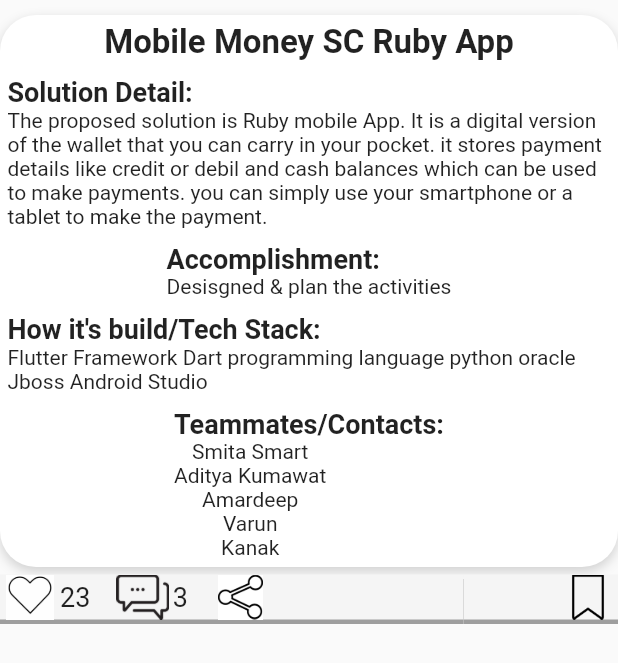
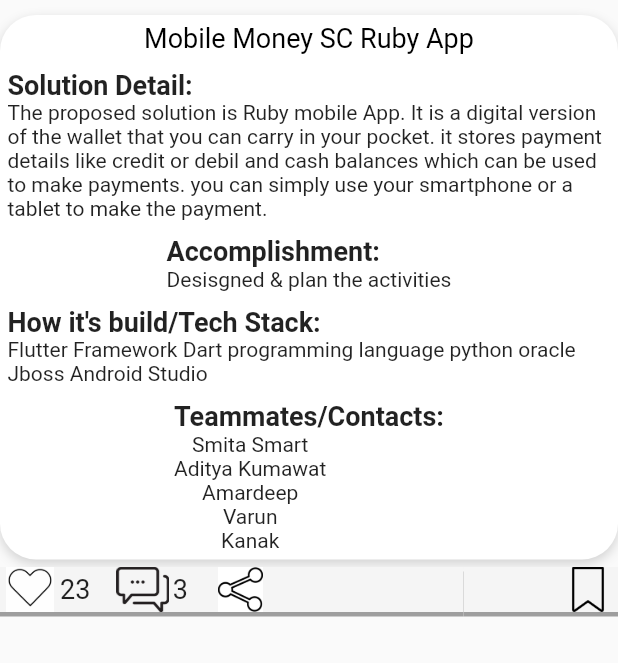
Before and after one commit to ad-kmt/bit-magnet-frontend, a Flutter app: the CardWidget widget shown alone on an empty page, opened directly with sample values from the repository, on a phone screen of 412 x 824 dp. Shown: the top 663 px of the screen. Run offline on Flutter 3.47's test engine with Material 2 defaults, Android fonts, the phone set to English and light mode, and no system bars; our stand-ins replace flutter_login, flutter_svg, shared_preferences; missing offline and left inert: searchable_dropdown; accounts and stored records are empty.

Commit message:
bugs fixes

```diff
--- a/lib/components/card.dart
+++ b/lib/components/card.dart
@@ -42,10 +42,10 @@ class _CardWidgetState extends State<CardWidget> {
                 Container(
                     width: MediaQuery.of(context).size.width,
                     decoration: BoxDecoration(
-                      color: Colors.white,
-                      borderRadius: BorderRadius.all(Radius.circular(24)),
-                      boxShadow: [kBoxShadowGrey],
-                    ),
+    color: Colors.white,
+    borderRadius: BorderRadius.all(Radius.circular(24)),
+    boxShadow: [kBoxShadowGrey],
+    ),
                     child: Column(children: [
                       Padding(
                           padding: EdgeInsets.all(5.0),
@@ -56,7 +56,9 @@ class _CardWidgetState extends State<CardWidget> {
                               children: <Widget>[
                                 Text(widget.solution.title,
                                     style: TextStyle(
-                                        fontWeight: FontWeight.bold, fontSize: 22)),
+                                        color: Colors.black,
+                                        fontSize: 18,
+                                        fontWeight: FontWeight.w400)),
                                 // Text(),
                               ])),
                       Padding(
```
Also changed, not shown: lib/screens/participant/forum.dart (+37 -0 lines).
